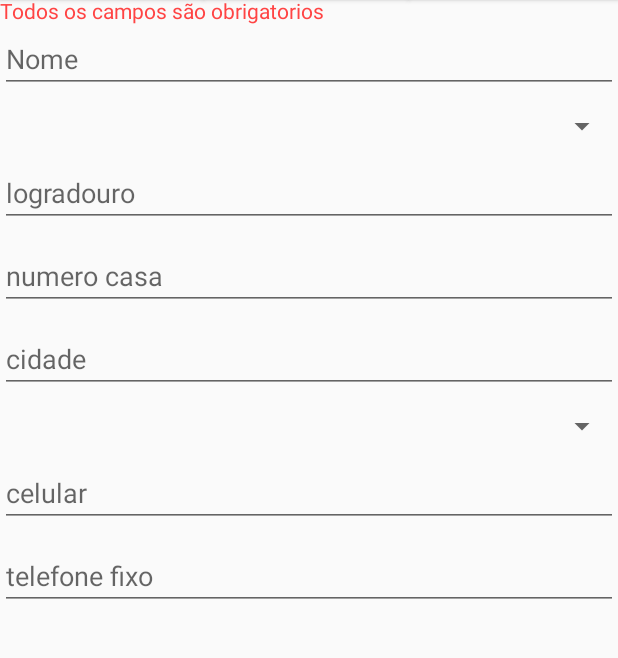
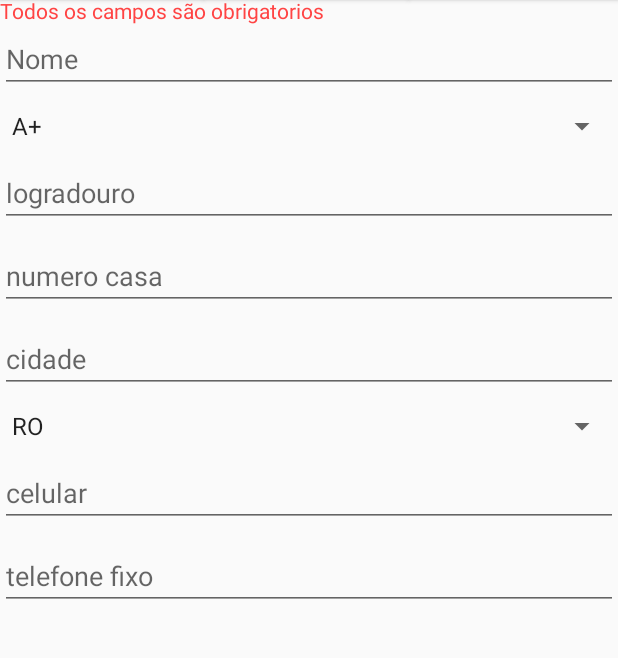
Before and after one commit to Marks-Ray/app-consulta, an Android app: the fragment AddPacienteFragment placed in its activity, on a phone screen of 412 x 824 dp, the part 156-814 px from its top. Run offline under Robolectric (Android 15) with nearby library versions, the phone set to English and light mode, and no system bars.

```diff
--- a/app/src/main/java/com/example/app_consulta/activity/MainActivity.java
+++ b/app/src/main/java/com/example/app_consulta/activity/MainActivity.java
@@ -3,9 +3,13 @@ package com.example.app_consulta.activity;
 import androidx.appcompat.app.AppCompatActivity;
 import androidx.fragment.app.FragmentTransaction;
 
+import android.content.Context;
+import android.database.SQLException;
+import android.database.sqlite.SQLiteDatabase;
 import android.os.Bundle;
 import android.view.View;
 import android.widget.Button;
+import android.widget.Toast;
 
 import com.example.app_consulta.R;
 import com.example.app_consulta.fragment.ConsultaFragment;
@@ -18,6 +22,7 @@ public class MainActivity extends AppCompatActivity {
     private MedicoFragment med_frag;
     private ConsultaFragment cons_frag;
     private PacienteFragment paci_frag;
+    private SQLiteDatabase db;
 
     @Override
     protected void onCreate(Bundle savedInstanceState) {
@@ -34,6 +39,8 @@ public class MainActivity extends AppCompatActivity {
         med_frag = new MedicoFragment();
         cons_frag = new ConsultaFragment();
         paci_frag = new PacienteFragment();
+
+        criardb();
 
         btn_medico.setOnClickListener(new View.OnClickListener() {
             @Override
@@ -66,4 +73,56 @@ public class MainActivity extends AppCompatActivity {
         });
 
     }
+
+    private void criardb(){
+
+        db = openOrCreateDatabase("appConsulta.db", Context.MODE_PRIVATE, null);
+        StringBuilder sql = new StringBuilder();
+
+        sql.append("CREATE TABLE IF NOT EXISTS medico (");
+        sql.append("_id INTEGER NOT NULL PRIMARY KEY AUTOINCREMENT, ");
+        sql.append("nome VARCHAR(50), ");
+        sql.append("crm VARCHAR(20), ");
+        sql.append("logradouro VARCHAR(100), ");
+        sql.append("numero MEDIUMINT(8), ");  sql.append("cidade VARCHAR(30), ");
+        sql.append("uf VARCHAR(2), ");
+        sql.append("celular VARCHAR(20), ");
+        sql.append("fixo VARCHAR(20)");
+        sql.append(");");
+
+        sql.append("CREATE TABLE IF NOT EXISTS paciente (");
+        sql.append("_id INTEGER NOT NULL PRIMARY KEY AUTOINCREMENT, ");
+        sql.append("nome VARCHAR(50), ");
+        sql.append("grp_sanguineo TINYINT(1), ");
+        sql.append("logradouro VARCHAR(100), ");
+        sql.append("numero MEDIUMINT(8), ");
+        sql.append("cidade VARCHAR(30), ");
+        sql.append("uf VARCHAR(2), ");
+        sql.append("celular VARCHAR(20), ");
+        sql.append("fixo VARCHAR(20)");
+        sql.append(");");
+
+        sql.append("CREATE TABLE IF NOT EXISTS consulta (");
+        sql.append("_id INTEGER NOT NULL PRIMARY KEY AUTOINCREMENT, ");
+        sql.append("paciente_id INTEGER NOT NULL, ");
+        sql.append("medico_id INTEGER NOT NULL, ");
+        sql.append("data_hora_inicio DATETIME, ");
+        sql.append("data_hora_fim DATETIME, ");
+        sql.append("observacao VARCHAR(200), ");
+        sql.append("FOREIGN KEY(paciente_id) REFERENCES paciente(id), ");
+        sql.append("FOREIGN KEY(medico_id) REFERENCES medico(id)");
+        sql.append(");");
+
+        try {
+            //Executar (execSQL) um comando SQL de criação de tabela por vez.
+            String[] queries = sql.toString().split(";");
+            for(String query : queries){
+                db.execSQL(query);
+            }
+        } catch (SQLException e) {
+            Toast.makeText(getApplicationContext(), "Error: " + e.getMessage(), Toast.LENGTH_LONG).show();
+        }
+        db.close();
+
+    }
 }
--- a/app/src/main/res/layout/fragment_add_medico.xml
+++ b/app/src/main/res/layout/fragment_add_medico.xml
@@ -67,6 +67,7 @@
             android:id="@+id/spinner2"
             android:layout_width="match_parent"
             android:layout_height="wrap_content"
+            android:entries="@array/array_UF"
             android:layout_marginBottom="10dp" />
 
         <EditText
--- a/app/src/main/res/layout/fragment_add_paciente.xml
+++ b/app/src/main/res/layout/fragment_add_paciente.xml
@@ -18,7 +18,7 @@
             android:textColor="@android:color/holo_red_light" />
 
         <EditText
-            android:id="@+id/editText"
+            android:id="@+id/nomePaciente"
             android:layout_width="match_parent"
             android:layout_height="wrap_content"
             android:ems="10"
@@ -27,13 +27,14 @@
             android:inputType="textPersonName" />
 
         <Spinner
-            android:id="@+id/spinner"
+            android:id="@+id/gprSanguineo"
             android:layout_width="match_parent"
             android:layout_height="wrap_content"
+            android:entries="@array/tipoSanguineo"
             android:layout_marginBottom="10dp" />
 
         <EditText
-            android:id="@+id/editText3"
+            android:id="@+id/logradouroPaciente"
             android:layout_width="match_parent"
             android:layout_height="wrap_content"
             android:ems="10"
@@ -42,7 +43,7 @@
             android:inputType="textPersonName" />
 
         <EditText
-            android:id="@+id/editText4"
+            android:id="@+id/numCasaPaciente"
             android:layout_width="match_parent"
             android:layout_height="wrap_content"
             android:layout_marginBottom="10dp"
@@ -51,7 +52,7 @@
             android:inputType="number" />
 
         <EditText
-            android:id="@+id/editText5"
+            android:id="@+id/cidadePaciente"
             android:layout_width="match_parent"
             android:layout_height="wrap_content"
             android:layout_marginBottom="10dp"
@@ -60,13 +61,14 @@
             android:inputType="textPersonName" />
 
         <Spinner
-            android:id="@+id/spinner2"
+            android:id="@+id/ufPaciente"
             android:layout_marginBottom="10dp"
             android:layout_width="match_parent"
+            android:entries="@array/array_UF"
             android:layout_height="wrap_content" />
 
         <EditText
-            android:id="@+id/editText7"
+            android:id="@+id/celularPaciente"
             android:layout_width="match_parent"
             android:layout_height="wrap_content"
             android:layout_marginBottom="10dp"
@@ -75,7 +77,7 @@
             android:inputType="textPersonName" />
 
         <EditText
-            android:id="@+id/editText8"
+            android:id="@+id/teleFixoPaciente"
             android:layout_width="match_parent"
             android:layout_height="wrap_content"
             android:layout_marginBottom="10dp"
--- a/app/src/main/res/values/strings.xml
+++ b/app/src/main/res/values/strings.xml
@@ -3,4 +3,52 @@
 
     <!-- TODO: Remove or change this placeholder text -->
     <string name="hello_blank_fragment">Hello blank fragment</string>
+
+
+    <!-- Array -->
+
+
+
+    <string-array name="array_UF">
+    <item> RO </item>
+    <item> AC </item>
+    <item> AM </item>
+    <item> RR </item>
+    <item> PA </item>
+    <item> AP </item>
+    <item> TO </item>
+    <item> MA </item>
+    <item> PI </item>
+    <item> CE </item>
+    <item> RN </item>
+    <item> PB </item>
+    <item> PE </item>
+    <item> AL </item>
+    <item> SE </item>
+    <item> BA </item>
+    <item> MG </item>
+    <item> ES </item>
+    <item> RJ </item>
+    <item> SP </item>
+    <item> SC </item>
+    <item> RS </item>
+    <item> MS </item>
+    <item> MT </item>
+    <item> GO </item>
+    <item> DF </item>
+
+</string-array>
+
+
+    <string-array name="tipoSanguineo">
+    <item> A+ </item>
+    <item> A- </item>
+    <item> B+ </item>
+    <item> B- </item>
+    <item> O+ </item>
+    <item> O- </item>
+    <item> AB+ </item>
+    <item> AB- </item>
+
+</string-array>
 </resources>
```
